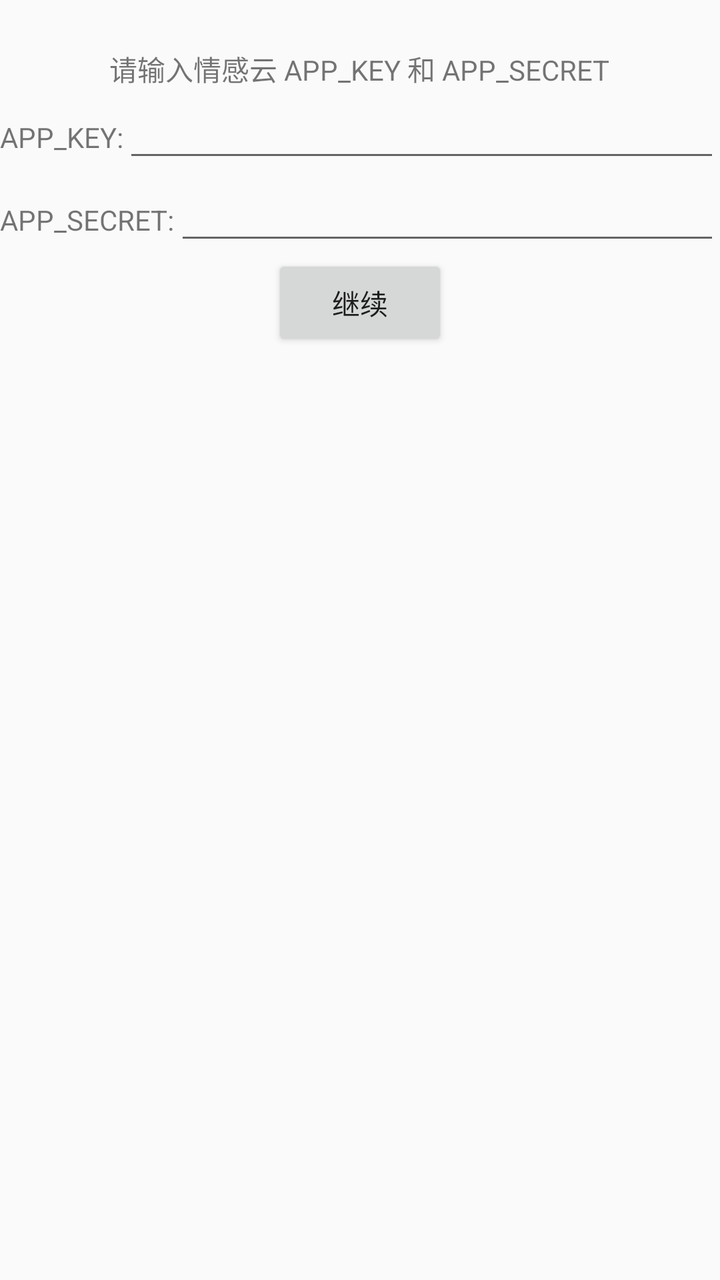
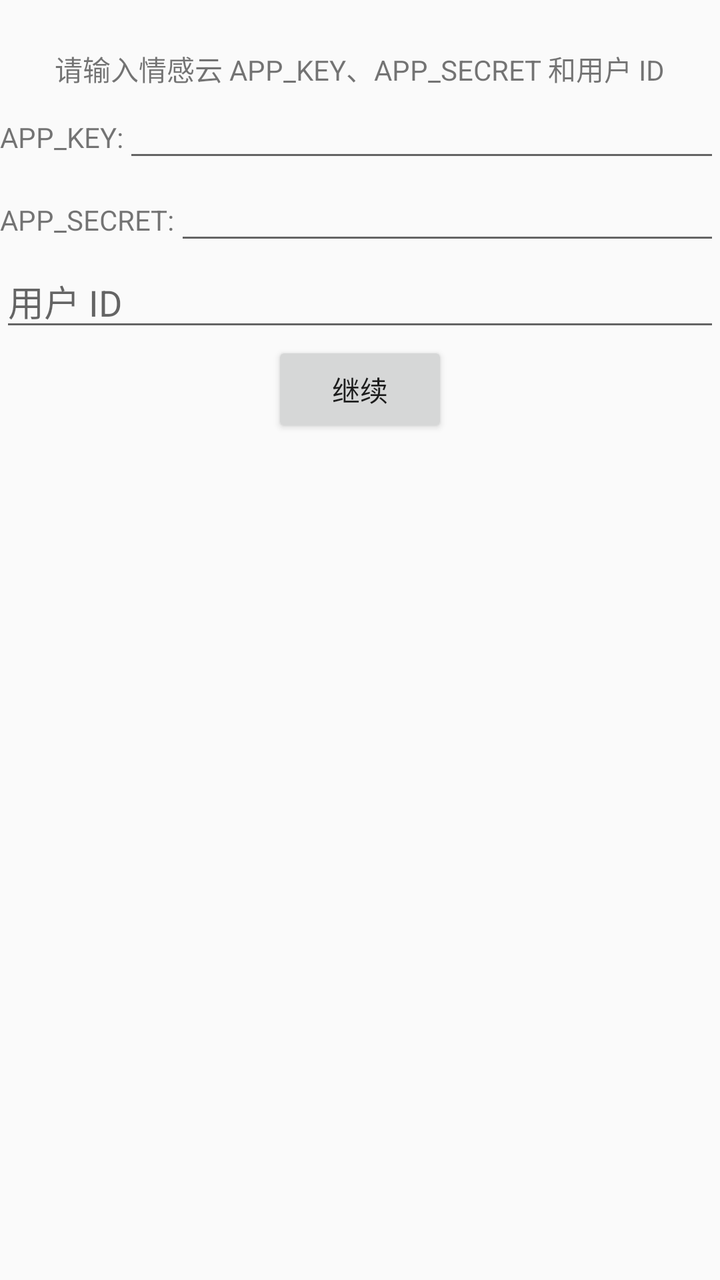

An Android layout rendered at two revisions. The XML below is the earlier revision; the diff shows what the commit changed to produce the second picture.
<!-- AndroidManifest.xml: application theme AppTheme -->
<!-- res/layout/activity_auth.xml -->
<?xml version="1.0" encoding="utf-8"?>
<LinearLayout xmlns:android="http://schemas.android.com/apk/res/android"
        xmlns:app="http://schemas.android.com/apk/res-auto"
        xmlns:tools="http://schemas.android.com/tools"
        android:layout_width="match_parent"
        android:layout_height="match_parent"
        android:orientation="vertical"
        tools:context=".activity.AuthActivity"
        >

    <TextView
            android:layout_width="wrap_content"
            android:layout_height="wrap_content"
            android:layout_gravity="center_horizontal"
            android:layout_marginTop="24dp"
            android:text="@string/auth_page_title"
            />

    <LinearLayout
            android:layout_width="match_parent"
            android:layout_height="wrap_content"
            android:orientation="horizontal"
            >

        <TextView
                android:layout_width="wrap_content"
                android:layout_height="wrap_content"
                android:text="APP_KEY:"
                />

        <EditText
                android:id="@+id/et_app_key"
                android:layout_width="match_parent"
                android:layout_height="wrap_content"
                />

    </LinearLayout>

    <LinearLayout
            android:layout_width="match_parent"
            android:layout_height="wrap_content"
            android:orientation="horizontal"
            >

        <TextView
                android:layout_width="wrap_content"
                android:layout_height="wrap_content"
                android:text="APP_SECRET:"
                />

        <EditText
                android:id="@+id/et_app_secret"
                android:layout_width="match_parent"
                android:layout_height="wrap_content"
                />

    </LinearLayout>

    <Button
            android:id="@+id/btn_continue"
            android:onClick="onContinue"
            android:layout_width="wrap_content"
            android:layout_height="wrap_content"
            android:layout_gravity="center_horizontal"
            android:text="@string/auth_start"
            />

</LinearLayout>
<!-- resources referenced by this layout -->
<resources>
  <string name="auth_page_title">请输入情感云 APP_KEY 和 APP_SECRET</string>
  <string name="auth_start">继续</string>
  <style name="AppTheme" parent="Theme.AppCompat.Light.DarkActionBar">
          
          <item name="colorPrimary">@color/colorPrimary</item>
          <item name="colorPrimaryDark">@color/colorPrimaryDark</item>
          <item name="colorAccent">@color/colorAccent</item>
      </style>
  <color name="colorPrimary">#008577</color>
  <color name="colorPrimaryDark">#00574B</color>
  <color name="colorAccent">#D81B60</color>
</resources>

<!-- the commit's change to res/layout/activity_auth.xml (unified diff, before → after) -->
@@ -50,11 +50,20 @@
 
         <EditText
                 android:id="@+id/et_app_secret"
+                android:inputType="textPassword"
                 android:layout_width="match_parent"
                 android:layout_height="wrap_content"
                 />
 
     </LinearLayout>
+
+    <EditText
+            android:id="@+id/et_user_id"
+            android:layout_width="match_parent"
+            android:layout_height="wrap_content"
+            android:hint="@string/auth_user_id"
+            android:inputType="text"
+            />
 
     <Button
             android:id="@+id/btn_continue"
<!-- resource entries referenced after the edit -->
@@ -1,7 +1,8 @@
 <!-- resources referenced by this layout -->
 <resources>
-  <string name="auth_page_title">请输入情感云 APP_KEY 和 APP_SECRET</string>
+  <string name="auth_page_title">请输入情感云 APP_KEY、APP_SECRET 和用户 ID</string>
   <string name="auth_start">继续</string>
+  <string name="auth_user_id">用户 ID</string>
   <style name="AppTheme" parent="Theme.AppCompat.Light.DarkActionBar">
           
           <item name="colorPrimary">@color/colorPrimary</item>
